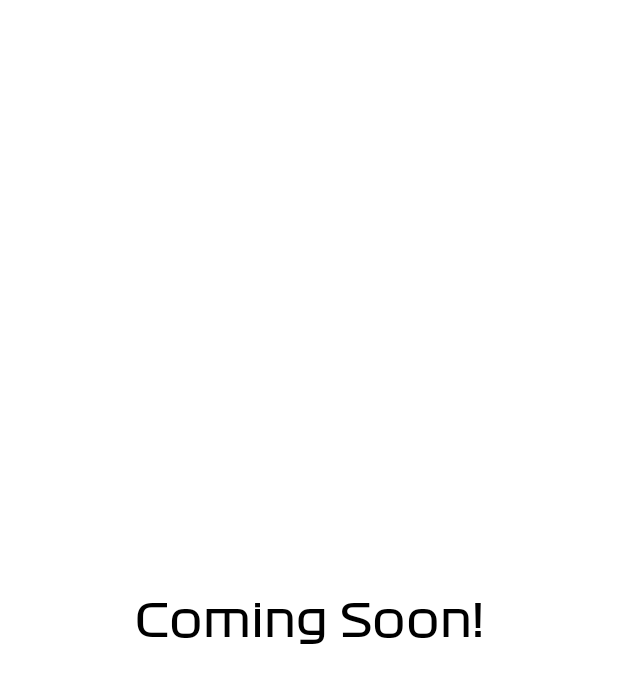
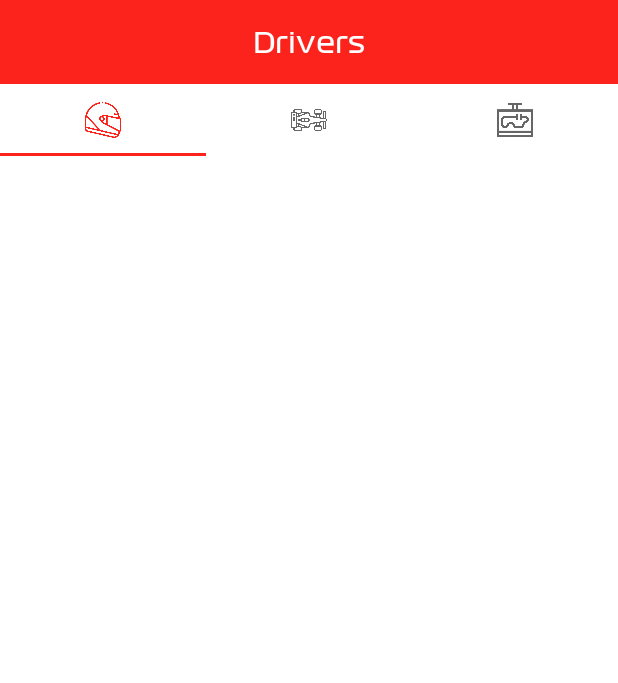
Before and after one commit to hgokumus35/formula1-stats-android, an Android app: the MainPageActivity screen opened directly, with no data from a screen before it, on a phone screen of 412 x 824 dp. Shown: the top 683 px of the screen. Run offline under Robolectric (Android 15) with nearby library versions, the phone set to English and light mode, and no system bars.

Commit message:
project base and main page layout

```diff
--- a/app/src/main/java/com/formula1/formula1stats/MainPageActivity.kt
+++ b/app/src/main/java/com/formula1/formula1stats/MainPageActivity.kt
@@ -2,10 +2,45 @@ package com.formula1.formula1stats
 
 import androidx.appcompat.app.AppCompatActivity
 import android.os.Bundle
+import androidx.core.view.get
+import com.formula1.formula1stats.databinding.ActivityMainPageBinding
+import com.google.android.material.tabs.TabLayout
+import com.google.android.material.tabs.TabLayoutMediator
 
 class MainPageActivity : AppCompatActivity() {
+
+    private lateinit var binding : ActivityMainPageBinding
+
+    lateinit var tab: TabLayout
+
     override fun onCreate(savedInstanceState: Bundle?) {
         super.onCreate(savedInstanceState)
-        setContentView(R.layout.activity_main_page)
+
+        binding = ActivityMainPageBinding.inflate(layoutInflater)
+        setContentView(binding.root)
+
+        listeners()
     }
+
+    private fun listeners() {
+        binding.tabLayout.addOnTabSelectedListener(object : TabLayout.OnTabSelectedListener {
+            override fun onTabSelected(tab: TabLayout.Tab?) {
+                when (tab?.position) {
+                    0 -> binding.toolbarText.text = getString(R.string.drivers)
+                    1 -> binding.toolbarText.text = getString(R.string.teams)
+                    2 -> binding.toolbarText.text = getString(R.string.circuits)
+                }
+            }
+
+            override fun onTabUnselected(tab: TabLayout.Tab?) {
+
+            }
+
+            override fun onTabReselected(tab: TabLayout.Tab?) {
+
+            }
+        })
+    }
+
+
 }
--- /dev/null
+++ b/app/src/main/java/com/formula1/formula1stats/domain/common/BaseResult.kt
@@ -0,0 +1,7 @@
+package com.formula1.formula1stats.domain.common
+
+sealed class BaseResult <out T : Any, out U : Any>{
+    data class Success <T : Any>(val data : T) : BaseResult<T, Nothing>()
+    data class Error <T : Any>(val rawResponse : T) : BaseResult<T, Nothing>()
+    data class UseCaseError <T : Any>(val rawResponse : T) : BaseResult<T, Nothing>()
+}
--- /dev/null
+++ b/app/src/main/java/com/formula1/formula1stats/domain/entity/Entity.kt
@@ -0,0 +1,4 @@
+package com.formula1.formula1stats.domain.entity
+
+open class Entity {
+}
--- a/app/src/main/res/layout/activity_main_page.xml
+++ b/app/src/main/res/layout/activity_main_page.xml
@@ -6,16 +6,63 @@
     android:layout_height="match_parent"
     tools:context=".MainPageActivity">
 
-    <TextView
-        android:layout_width="wrap_content"
+    <androidx.appcompat.widget.Toolbar
+        android:id="@+id/toolbar"
+        android:layout_width="match_parent"
         android:layout_height="wrap_content"
-        android:text="Coming Soon!"
-        android:textSize="30sp"
-        android:textColor="@color/formula1_black"
-        android:fontFamily="@font/formula1_regular"
         app:layout_constraintStart_toStartOf="parent"
         app:layout_constraintEnd_toEndOf="parent"
         app:layout_constraintTop_toTopOf="parent"
+        android:background="@color/formula1_red_two">
+
+        <TextView
+            android:id="@+id/toolbar_text"
+            android:layout_width="wrap_content"
+            android:layout_height="wrap_content"
+            android:layout_gravity="center"
+            android:text="Drivers"
+            android:textSize="18sp"
+            android:textColor="@color/formula1_white"
+            android:fontFamily="@font/formula1_regular" />
+    </androidx.appcompat.widget.Toolbar>
+
+    <androidx.coordinatorlayout.widget.CoordinatorLayout
+        android:id="@+id/swipe_toolbar"
+        android:layout_width="match_parent"
+        android:layout_height="wrap_content"
+        app:layout_constraintStart_toStartOf="parent"
+        app:layout_constraintEnd_toEndOf="parent"
+        app:layout_constraintTop_toBottomOf="@+id/toolbar">
+
+        <com.google.android.material.tabs.TabLayout
+            android:id="@+id/tab_layout"
+            android:layout_width="match_parent"
+            android:layout_height="wrap_content">
+
+            <com.google.android.material.tabs.TabItem
+                android:layout_width="wrap_content"
+                android:layout_height="wrap_content"
+                android:icon="@drawable/helmet" />
+
+            <com.google.android.material.tabs.TabItem
+                android:layout_width="wrap_content"
+                android:layout_height="wrap_content"
+                android:icon="@drawable/racing_car"/>
+
+            <com.google.android.material.tabs.TabItem
+                android:layout_width="wrap_content"
+                android:layout_height="wrap_content"
+                android:icon="@drawable/circuit"/>
+        </com.google.android.material.tabs.TabLayout>
+    </androidx.coordinatorlayout.widget.CoordinatorLayout>
+
+    <androidx.viewpager2.widget.ViewPager2
+        android:id="@+id/formula_view_pager"
+        android:layout_width="match_parent"
+        android:layout_height="0dp"
+        app:layout_constraintStart_toStartOf="parent"
+        app:layout_constraintEnd_toEndOf="parent"
+        app:layout_constraintTop_toBottomOf="@+id/swipe_toolbar"
         app:layout_constraintBottom_toBottomOf="parent"/>
 
 </androidx.constraintlayout.widget.ConstraintLayout>
--- a/app/src/main/res/values/strings.xml
+++ b/app/src/main/res/values/strings.xml
@@ -1,4 +1,8 @@
 <resources>
     <string name="app_name">Formula 1 Stats</string>
     <string name="proceed_to_the_app_text"><i>Proceed to the app</i></string>
+
+    <string name="drivers">Drivers</string>
+    <string name="teams">Teams</string>
+    <string name="circuits">Circuits</string>
 </resources>
```
Also changed, not shown: app/src/main/res/drawable/circuit.png (added), app/src/main/res/drawable/helmet.png (added), app/src/main/res/drawable/racing_car.png (added).
